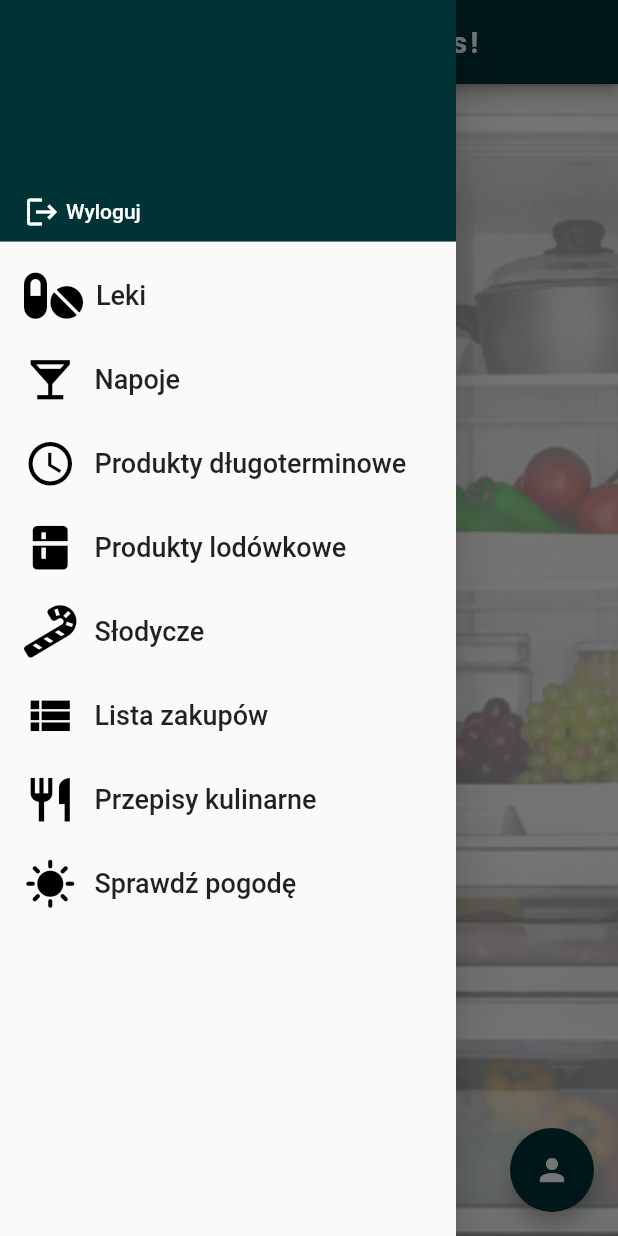
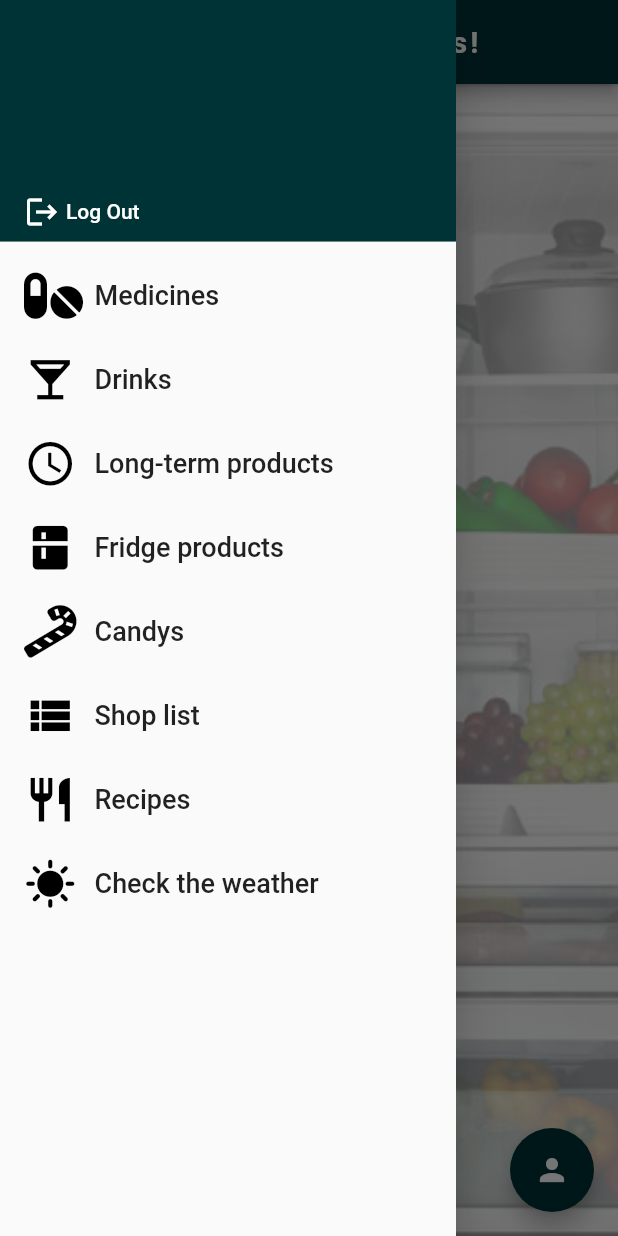
Before and after one commit to lukaszhak/moja_lodowka, a Flutter app: the screen it shows once a user with an empty profile is signed in, with the side drawer open, on a phone screen of 412 x 824 dp. Run offline on Flutter 3.47's test engine with Material 2 defaults, Android fonts, the phone set to English and light mode, and no system bars; our stand-ins replace bloc, cloud_firestore, dio, firebase_auth, firebase_core, flutter_bloc and 4 more; accounts and stored records are empty; generated files the repository leaves out were written again; network calls fail.

Commit message:
Add english language to home page

```diff
--- a/lib/features/home/home_page.dart
+++ b/lib/features/home/home_page.dart
@@ -14,7 +14,6 @@ import 'package:moja_lodowka/features/home/pages/my_account_page/my_account_page
 import 'package:moja_lodowka/features/home/pages/weather_page/weather_page.dart';
 import 'pages/shoplist_page/shoplist_page.dart';
 import 'package:flutter_gen/gen_l10n/app_localizations.dart';
-
 
 class HomePage extends StatelessWidget {
   const HomePage({Key? key, required this.user}) : super(key: key);
@@ -104,7 +103,7 @@ class _MyDrawer extends StatelessWidget {
                                         style: ElevatedButton.styleFrom(
                                             primary: const Color.fromARGB(
                                                 255, 0, 51, 54)),
-                                        child: const Text('Nie'),
+                                        child: Text(AppLocalizations.of(context)!.no),
                                       ),
                                       ElevatedButton(
                                         onPressed: () {
@@ -114,25 +113,25 @@ class _MyDrawer extends StatelessWidget {
                                         style: ElevatedButton.styleFrom(
                                             primary: const Color.fromARGB(
                                                 255, 0, 51, 54)),
-                                        child: const Text('Tak'),
+                                        child:  Text(AppLocalizations.of(context)!.yes),
                                       ),
                                     ],
-                                    title: const Text(
-                                        'Czy napewno chcesz się wylogować?'),
+                                    title:  Text(
+                                        AppLocalizations.of(context)!.logOutInfo),
                                   ));
                         },
                         child: Row(
-                          children: const [
-                            Icon(
+                          children: [
+                            const Icon(
                               Icons.logout,
                               color: Colors.white,
                             ),
-                            SizedBox(
+                            const SizedBox(
                               width: 4,
                             ),
                             Text(
-                              'Wyloguj',
-                              style: TextStyle(
+                              AppLocalizations.of(context)!.logOut,
+                              style: const TextStyle(
                                 color: Colors.white,
                               ),
                             )
@@ -142,198 +141,132 @@ class _MyDrawer extends StatelessWidget {
                     ],
                   ),
                 ),
-                ListTile(
-                  title: Row(children: const [
-                    Icon(
-                      CustomIcons.pills,
-                      color: Colors.black,
-                      size: 35,
-                    ),
-                    SizedBox(
-                      width: 13,
-                    ),
-                    Text(
-                      'Leki',
-                      style: TextStyle(fontSize: 18),
-                    ),
-                  ]),
+                _HomePageListTile(
+                  icon: CustomIcons.pills,
+                  title: AppLocalizations.of(context)!.medicines,
                   onTap: () {
                     Navigator.of(context).push(
                       MaterialPageRoute(
-                        builder: (context) => const DrugPage(),
+                        builder: (_) => const DrugPage(),
                       ),
                     );
                   },
                 ),
-                ListTile(
-                  title: Row(children: const [
-                    Icon(
-                      Icons.local_bar,
-                      color: Colors.black,
-                      size: 35,
-                    ),
-                    SizedBox(
-                      width: 12,
-                    ),
-                    Text(
-                      'Napoje',
-                      style: TextStyle(fontSize: 18),
-                    ),
-                  ]),
+                _HomePageListTile(
+                  icon: Icons.local_bar,
+                  title: AppLocalizations.of(context)!.drinks,
                   onTap: () {
                     Navigator.of(context).push(
                       MaterialPageRoute(
-                        builder: (context) => const DrinkPage(),
+                        builder: (_) => const DrinkPage(),
                       ),
                     );
                   },
                 ),
-                ListTile(
-                  title: Row(children: const [
-                    Icon(
-                      Icons.access_time,
-                      color: Colors.black,
-                      size: 35,
-                    ),
-                    SizedBox(
-                      width: 12,
-                    ),
-                    Text(
-                      'Produkty długoterminowe',
-                      style: TextStyle(fontSize: 18),
-                    ),
-                  ]),
+                _HomePageListTile(
+                  icon: Icons.access_time,
+                  title: AppLocalizations.of(context)!.longTerm,
                   onTap: () {
                     Navigator.of(context).push(
                       MaterialPageRoute(
-                        builder: (context) => const LongDatePage(),
+                        builder: (_) => const LongDatePage(),
                       ),
                     );
                   },
                 ),
-                ListTile(
-                  title: Row(children: const [
-                    Icon(
-                      Icons.kitchen,
-                      color: Colors.black,
-                      size: 35,
-                    ),
-                    SizedBox(
-                      width: 12,
-                    ),
-                    Text(
-                      'Produkty lodówkowe',
-                      style: TextStyle(fontSize: 18),
-                    )
-                  ]),
+                _HomePageListTile(
+                  icon: Icons.kitchen,
+                  title: AppLocalizations.of(context)!.fridge,
                   onTap: () {
                     Navigator.of(context).push(
                       MaterialPageRoute(
-                        builder: (context) => const FridgePage(),
+                        builder: (_) => const FridgePage(),
                       ),
                     );
                   },
                 ),
-                ListTile(
-                  title: Row(children: const [
-                    Icon(
-                      CustomIcons.candyCane,
-                      color: Colors.black,
-                      size: 35,
-                    ),
-                    SizedBox(
-                      width: 12,
-                    ),
-                    Text(
-                      'Słodycze',
-                      style: TextStyle(fontSize: 18),
-                    ),
-                  ]),
+                _HomePageListTile(
+                  icon: CustomIcons.candyCane,
+                  title: AppLocalizations.of(context)!.candys,
                   onTap: () {
                     Navigator.of(context).push(
                       MaterialPageRoute(
-                        builder: (context) => const CandyPage(),
+                        builder: (_) => const CandyPage(),
                       ),
                     );
                   },
                 ),
-                ListTile(
-                  title: Row(children: const [
-                    Icon(
-                      Icons.view_list,
-                      color: Colors.black,
-                      size: 35,
-                    ),
-                    SizedBox(
-                      width: 12,
-                    ),
-                    Text(
-                      'Lista zakupów',
-                      style: TextStyle(fontSize: 18),
-                    ),
-                  ]),
+                _HomePageListTile(
+                  icon: Icons.view_list,
+                  title: AppLocalizations.of(context)!.shopList,
                   onTap: () {
                     Navigator.of(context).push(
                       MaterialPageRoute(
-                        builder: (context) => ShopListPage(),
+                        builder: (_) => ShopListPage(),
                       ),
                     );
                   },
                 ),
-                ListTile(
-                  title: Row(children: const [
-                    Icon(
-                      Icons.restaurant,
-                      color: Colors.black,
-                      size: 35,
-                    ),
-                    SizedBox(
-                      width: 12,
-                    ),
-                    Text(
-                      'Przepisy kulinarne',
-                      style: TextStyle(fontSize: 18),
-                    ),
-                  ]),
+                _HomePageListTile(
+                  icon: Icons.restaurant,
+                  title: AppLocalizations.of(context)!.recipes,
                   onTap: () {
                     Navigator.of(context).push(
                       MaterialPageRoute(
-                        builder: (context) => MenuPage(),
+                        builder: (_) => MenuPage(),
                       ),
                     );
                   },
                 ),
-                ListTile(
-                  title: Row(
-                    children: const [
-                      Icon(
-                        Icons.sunny,
-                        color: Colors.black,
-                        size: 35,
-                      ),
-                      SizedBox(
-                        width: 12,
-                      ),
-                      Text(
-                        'Sprawdź pogodę',
-                        style: TextStyle(fontSize: 18),
-                      ),
-                    ],
-                  ),
-                  onTap: () {
-                    Navigator.of(context).push(
-                      MaterialPageRoute(
-                        builder: (context) => const WeatherPage(),
-                      ),
-                    );
-                  },
-                )
+                _HomePageListTile(
+                    icon: Icons.sunny,
+                    title: AppLocalizations.of(context)!.weatherCheck,
+                    onTap: () {
+                      Navigator.of(context).push(
+                        MaterialPageRoute(
+                          builder: (_) => const WeatherPage(),
+                        ),
+                      );
+                    })
               ],
             );
           },
         ),
       ),
     );
+  }
+}
+
+class _HomePageListTile extends StatelessWidget {
+  const _HomePageListTile({
+    Key? key,
+    required this.icon,
+    required this.title,
+    required this.onTap,
+  }) : super(key: key);
+
+  final IconData icon;
+  final String title;
+  final Function() onTap;
+
+  @override
+  Widget build(BuildContext context) {
+    return ListTile(
+        title: Row(children: [
+          Icon(
+            icon,
+            color: Colors.black,
+            size: 35,
+          ),
+          const SizedBox(
+            width: 12,
+          ),
+          Text(
+            title,
+            style: const TextStyle(fontSize: 18),
+          ),
+        ]),
+        onTap: onTap);
   }
 }
 
--- a/lib/l10n/app_en.arb
+++ b/lib/l10n/app_en.arb
@@ -4,5 +4,17 @@
     "register": "Register",
     "makeAnAccount": "Make an Account",
     "alreadyHaveAnAccount": "Already have an Account?",
-    "controlYourProducts": "Control Your Products!"
+    "controlYourProducts": "Control Your Products!",
+    "no": "No",
+    "yes": "Yes",
+    "logOutInfo": "Do You really want to log out?",
+    "logOut": "Log Out",
+    "medicines": "Medicines",
+    "drinks": "Drinks",
+    "longTerm": "Long-term products",
+    "fridge": "Fridge products",
+    "candys": "Candys",
+    "shopList": "Shop list",
+    "recipes": "Recipes",
+    "weatherCheck": "Check the weather"
 }
--- a/lib/l10n/app_pl.arb
+++ b/lib/l10n/app_pl.arb
@@ -4,5 +4,17 @@
     "register": "Zarejestruj się",
     "makeAnAccount": "Utwórz konto",
     "alreadyHaveAnAccount": "Masz już konto?",
-    "controlYourProducts": "Kontroluj Swoje Produkty!"
+    "controlYourProducts": "Kontroluj Swoje Produkty!",
+    "no": "Nie",
+    "yes": "Tak",
+    "logOutInfo": "Czy napewno chcesz się wylogować?",
+    "logOut": "Wyloguj się",
+    "medicines": "Leki",
+    "drinks": "Napoje",
+    "longTerm": "Produkty długoterminowe",
+    "fridge": "Produkty lodówkowe",
+    "candys": "Słodycze",
+    "shopList": "Lista zakupów",
+    "recipes": "Przepisy kulinarne",
+    "weatherCheck": "Sprawdź pogodę"
 }
```
